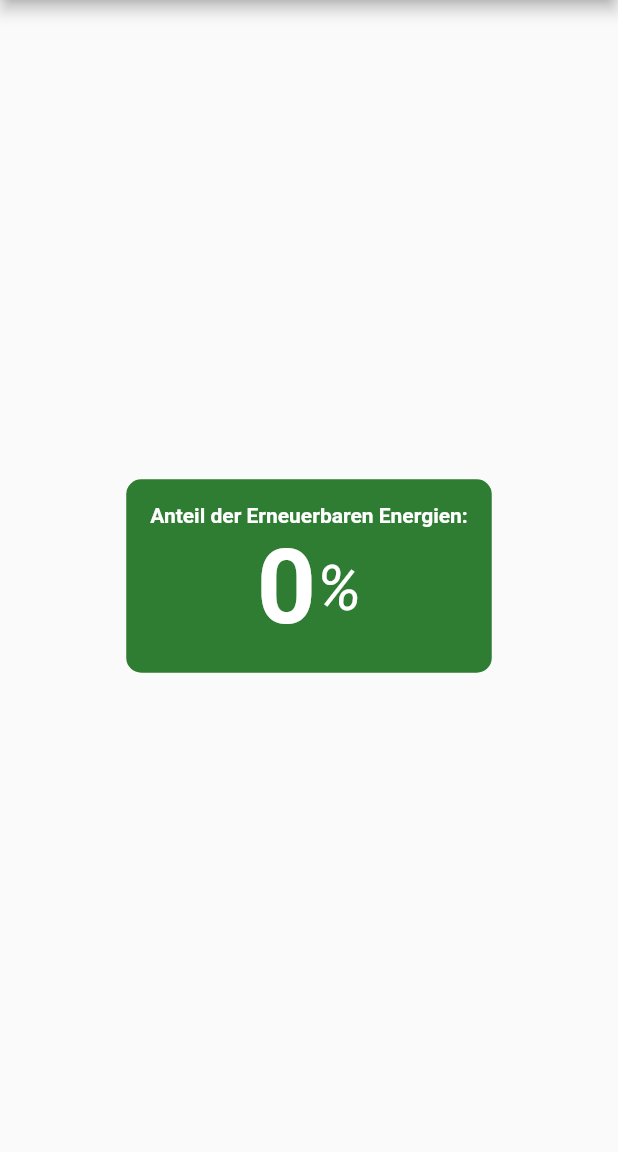
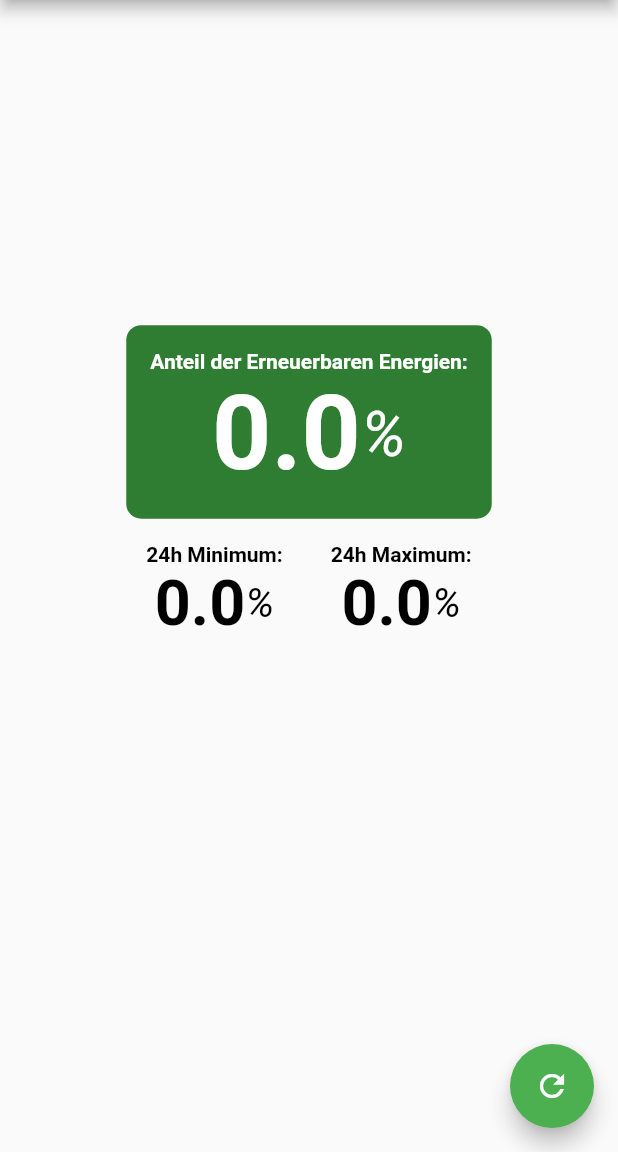
Before and after one commit to shroominic/Green-Energy-Tracker, a Flutter app: the screen it shows after launch, on a phone screen of 412 x 824 dp, the part 84-1236 px from its top. Run offline on Flutter 3.47's test engine with Material 2 defaults, Android fonts, the phone set to English and light mode, and no system bars; our stand-ins replace csv.

Commit message:
update design
minimum, maximum data
remove Future Builder

```diff
--- a/lib/home.dart
+++ b/lib/home.dart
@@ -18,11 +18,23 @@ class _MyHomePageState extends State<MyHomePage> {
   final title = "Green Energy Tracker";
 
   // share of renewable energies
-  var _percentage = "0";
+  double _percentage = 0;
+  double _percentageMinimum = 0;
+  double _percentageMaximum = 0;
 
-  set percentage(String percentage) {
+  init() {
+    loadData();
+  }
+
+  loadData() async {
+    await datamanager.init();
+    var percentage = await datamanager.currentGreenEnergyPercentage;
+    var percentageMaximum = await datamanager.greenEnergy24maximum;
+    var percentageMinimum = await datamanager.greenEnergy24minimum;
     setState(() {
       _percentage = percentage;
+      _percentageMaximum = percentageMaximum;
+      _percentageMinimum = percentageMinimum;
     });
   }
 
@@ -39,7 +51,7 @@ class _MyHomePageState extends State<MyHomePage> {
             Column(
               children: [
                 Spacer(
-                  flex: 1,
+                  flex: 2,
                 ),
                 Container(
                   decoration: BoxDecoration(
@@ -47,14 +59,7 @@ class _MyHomePageState extends State<MyHomePage> {
                       borderRadius: BorderRadius.circular(10)),
                   child: Padding(
                       padding: const EdgeInsets.all(16.0),
-                    child: FutureBuilder(
-                        future: scraper.getCurrentGreenEnergyPercentage(),
-                        builder: (context, snapshot) {
-                          // filter null values
-                          if (snapshot.data != null) {
-                            _percentage = snapshot.data.toString();
-                          }
-                          return Column(
+                      child: Column(
                         mainAxisAlignment: MainAxisAlignment.center,
                         mainAxisSize: MainAxisSize.min,
                         children: <Widget>[
@@ -86,18 +91,109 @@ class _MyHomePageState extends State<MyHomePage> {
                                 ),
                               ),
                             ],
-                              )
+                          ),
                         ],
-                          );
-                        }),
+                      )),
+                ),
+                Row(
+                  children: [
+                    Container(
+                      decoration: BoxDecoration(
+                          borderRadius: BorderRadius.circular(10)),
+                      child: Padding(
+                          padding: const EdgeInsets.all(16.0),
+                          child: Column(
+                            mainAxisAlignment: MainAxisAlignment.center,
+                            mainAxisSize: MainAxisSize.min,
+                            children: <Widget>[
+                              Text(
+                                '24h Minimum:',
+                                style: TextStyle(
+                                  fontWeight: FontWeight.bold,
+                                  color: Colors.black,
                                 ),
                               ),
-                Spacer(),
+                              Row(
+                                mainAxisAlignment: MainAxisAlignment.center,
+                                children: [
+                                  Text(
+                                    '$_percentageMinimum',
+                                    style: TextStyle(
+                                      fontSize: 42,
+                                      fontWeight: FontWeight.bold,
+                                      color: Colors.black,
+                                    ),
+                                  ),
+                                  Text(
+                                    '%',
+                                    style: TextStyle(
+                                      color: Colors.black,
+                                      fontSize: 27,
+                                      fontFamily: '',
+                                      fontStyle: FontStyle.italic,
+                                    ),
+                                  ),
+                                ],
+                              ),
+                            ],
+                          )),
+                    ),
+                    Container(
+                      decoration: BoxDecoration(
+                          borderRadius: BorderRadius.circular(10)),
+                      child: Padding(
+                        padding: const EdgeInsets.all(16.0),
+                        child: Column(
+                          mainAxisAlignment: MainAxisAlignment.center,
+                          mainAxisSize: MainAxisSize.min,
+                          children: <Widget>[
+                            Text(
+                              '24h Maximum:',
+                              style: TextStyle(
+                                fontWeight: FontWeight.bold,
+                                color: Colors.black,
+                              ),
+                            ),
+                            Row(
+                              mainAxisAlignment: MainAxisAlignment.center,
+                              children: [
+                                Text(
+                                  '$_percentageMaximum',
+                                  style: TextStyle(
+                                    fontSize: 42,
+                                    fontWeight: FontWeight.bold,
+                                    color: Colors.black,
+                                  ),
+                                ),
+                                Text(
+                                  '%',
+                                  style: TextStyle(
+                                    color: Colors.black,
+                                    fontSize: 27,
+                                    fontFamily: '',
+                                    fontStyle: FontStyle.italic,
+                                  ),
+                                ),
                               ],
                             ),
                           ],
                         ),
                       ),
+                    ),
+                  ],
+                ),
+                Spacer(
+                  flex: 3,
+                ),
+              ],
+            ),
+          ],
+        ),
+      ),
+      floatingActionButton: FloatingActionButton(
+        child: Icon(Icons.refresh),
+        onPressed: init,
+      ),
     );
   }
 }
```
Lines whose indentation alone changed are shown as unchanged.
